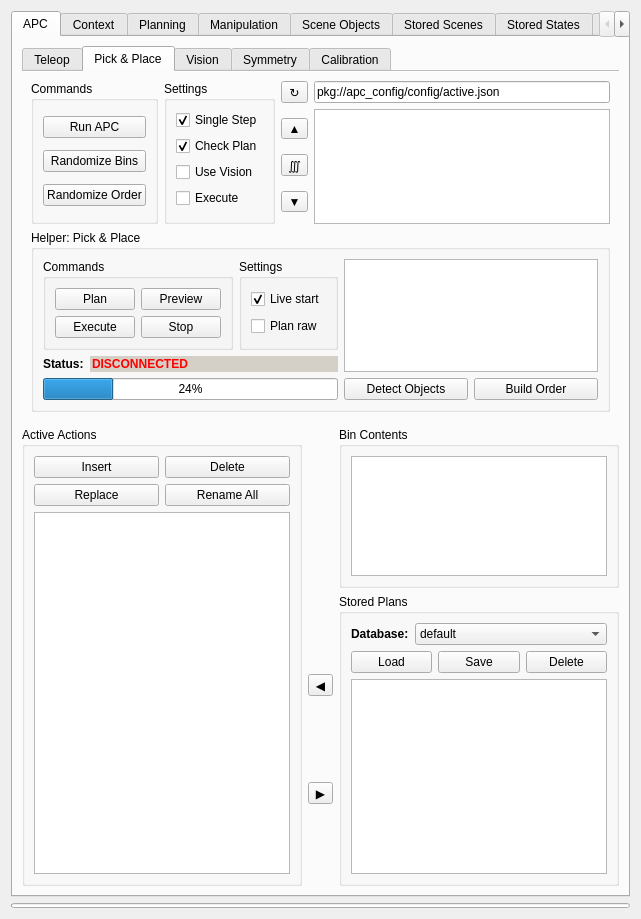
Above: visualization/motion_planning_rviz_plugin/src/ui/motion_planning_rviz_plugin_frame.ui from ehuang3/moveit_ros before the change. Below: the same form after it.
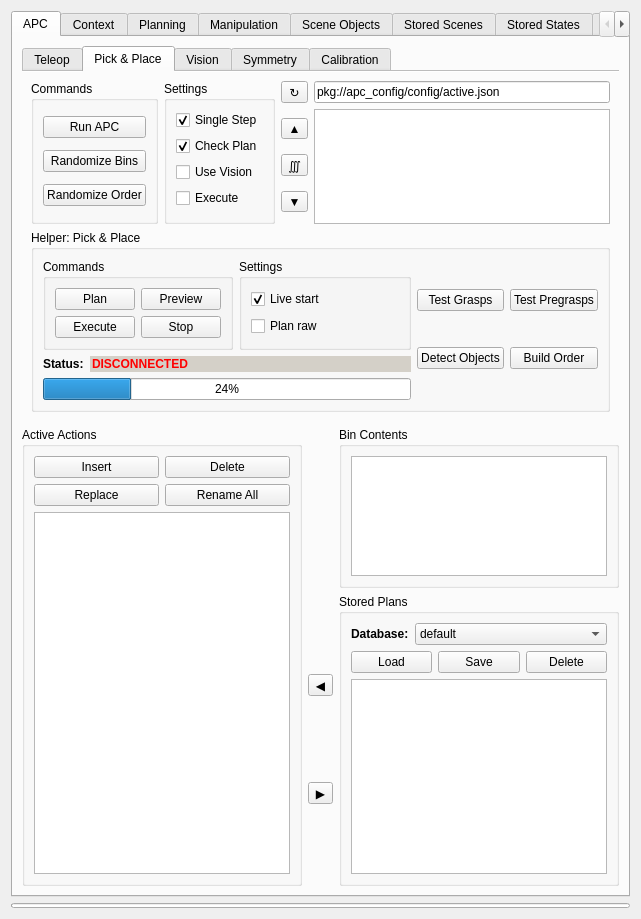
That is the form after the change. The open tabs and pages were chosen to show the change.

The edit to the form file:
```diff
--- a/visualization/motion_planning_rviz_plugin/src/ui/motion_planning_rviz_plugin_frame.ui
+++ b/visualization/motion_planning_rviz_plugin/src/ui/motion_planning_rviz_plugin_frame.ui
@@ -1423,67 +1423,50 @@
                   </item>
                   <item row="1" column="2" rowspan="2">
                    <layout class="QGridLayout" name="gridLayout_42">
-                    <item row="1" column="0">
+                    <item row="2" column="0">
                      <widget class="QPushButton" name="pushButton_6">
                       <property name="text">
                        <string>Detect Objects</string>
                       </property>
                      </widget>
                     </item>
-                    <item row="1" column="1">
+                    <item row="2" column="1">
                      <widget class="QPushButton" name="pushButton_7">
+                      <property name="sizePolicy">
+                       <sizepolicy hsizetype="Preferred" vsizetype="Fixed">
+                        <horstretch>0</horstretch>
+                        <verstretch>0</verstretch>
+                       </sizepolicy>
+                      </property>
                       <property name="text">
                        <string>Build Order</string>
                       </property>
                      </widget>
                     </item>
-                    <item row="0" column="0" colspan="2">
-                     <widget class="QTableWidget" name="pick_and_place_table_widget">
+                    <item row="0" column="0">
+                     <widget class="QPushButton" name="test_grasps_button">
                       <property name="sizePolicy">
-                       <sizepolicy hsizetype="Expanding" vsizetype="Ignored">
+                       <sizepolicy hsizetype="Preferred" vsizetype="Fixed">
                         <horstretch>0</horstretch>
                         <verstretch>0</verstretch>
                        </sizepolicy>
                       </property>
-                      <property name="verticalScrollBarPolicy">
-                       <enum>Qt::ScrollBarAsNeeded</enum>
+                      <property name="text">
+                       <string>Test Grasps</string>
                       </property>
-                      <property name="horizontalScrollBarPolicy">
-                       <enum>Qt::ScrollBarAlwaysOff</enum>
+                     </widget>
+                    </item>
+                    <item row="0" column="1">
+                     <widget class="QPushButton" name="test_pregrasps_button">
+                      <property name="sizePolicy">
+                       <sizepolicy hsizetype="Preferred" vsizetype="Fixed">
+                        <horstretch>0</horstretch>
+                        <verstretch>0</verstretch>
+                       </sizepolicy>
                       </property>
-                      <property name="autoScroll">
-                       <bool>true</bool>
+                      <property name="text">
+                       <string>Test Pregrasps</string>
                       </property>
-                      <property name="editTriggers">
-                       <set>QAbstractItemView::NoEditTriggers</set>
-                      </property>
-                      <property name="selectionMode">
-                       <enum>QAbstractItemView::SingleSelection</enum>
-                      </property>
-                      <property name="selectionBehavior">
-                       <enum>QAbstractItemView::SelectRows</enum>
-                      </property>
-                      <property name="verticalScrollMode">
-                       <enum>QAbstractItemView::ScrollPerPixel</enum>
-                      </property>
-                      <property name="horizontalScrollMode">
-                       <enum>QAbstractItemView::ScrollPerPixel</enum>
-                      </property>
-                      <property name="wordWrap">
-                       <bool>false</bool>
-                      </property>
-                      <attribute name="horizontalHeaderVisible">
-                       <bool>false</bool>
-                      </attribute>
-                      <attribute name="horizontalHeaderDefaultSectionSize">
-                       <number>50</number>
-                      </attribute>
-                      <attribute name="horizontalHeaderStretchLastSection">
-                       <bool>true</bool>
-                      </attribute>
-                      <attribute name="verticalHeaderVisible">
-                       <bool>false</bool>
-                      </attribute>
                      </widget>
                     </item>
                    </layout>
```
Left out of the diff: 2 changed lines with no effect on the pictures.
